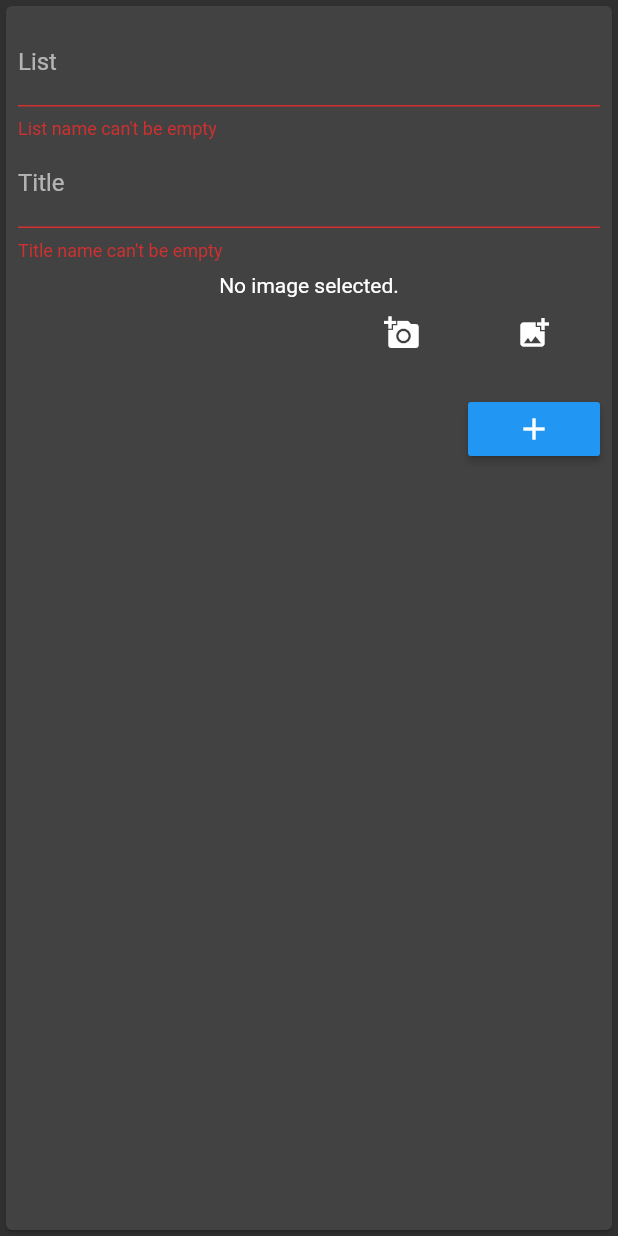
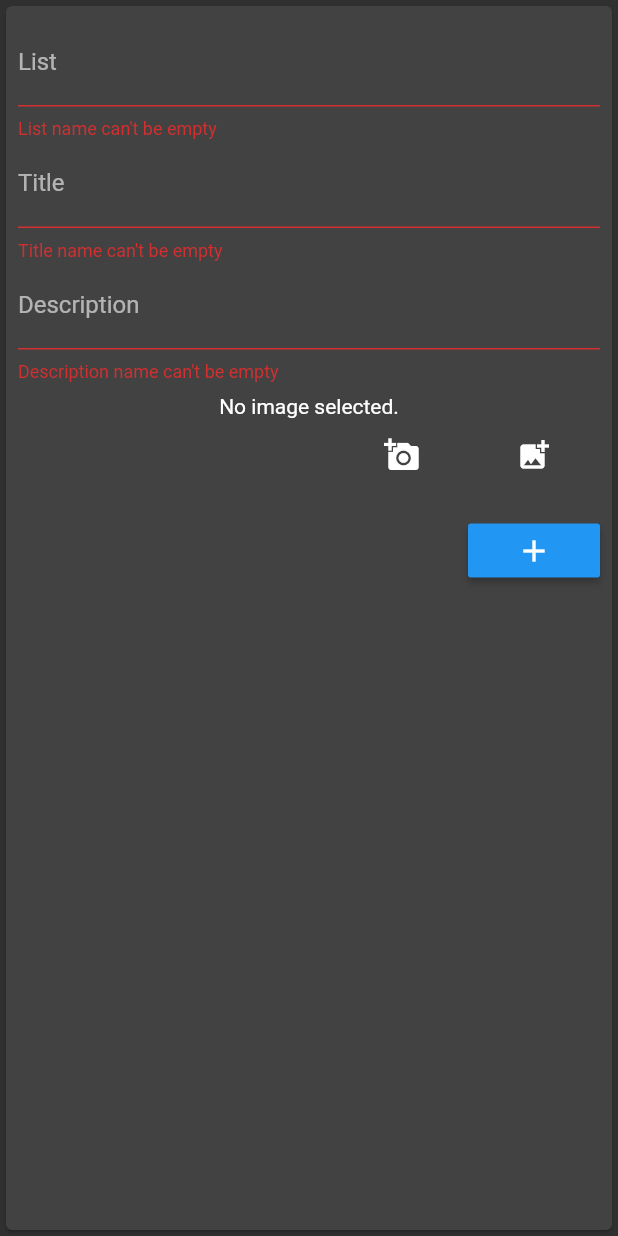
Before and after one commit to TylerSustare/flutter_lists, a Flutter app: the AddItemToList widget shown alone on an empty page, opened directly, after a tap on the "add" icon, on a phone screen of 412 x 824 dp. Run offline on Flutter 3.47's test engine with Material 2 defaults, Android fonts, the phone set to English and light mode, and no system bars; our stand-ins replace cloud_firestore, firebase_analytics, firebase_auth, firebase_storage, google_sign_in, image_picker; missing offline and left inert: home_indicator; accounts and stored records are empty; network calls fail.

Commit message:
saves imges on the items

```diff
--- a/lib/app_state.dart
+++ b/lib/app_state.dart
@@ -2,7 +2,7 @@ import 'package:flutter/material.dart';
 
 class AppState extends ChangeNotifier {
   int counter = 0;
-  String title = 'Flutter Demo Home Page';
+  String title = 'Welcome to Lists!';
   String activeList;
   String activeItem;
 
--- a/lib/services/models/item.dart
+++ b/lib/services/models/item.dart
@@ -1,13 +1,23 @@
 class Item {
   String title;
-  String fileKey;
+  String imageKey;
+  String description;
 
-  Item({this.title, this.fileKey});
+  Item({this.title, this.imageKey, this.description});
 
   factory Item.fromMap(Map data) {
     return Item(
       title: data['title'] ?? '',
-      fileKey: data['fileKey'] ?? '',
+      imageKey: data['imageKey'] ?? '',
+      description: data['description'] ?? '',
     );
   }
+
+  Map<String, dynamic> toMap() {
+    return {
+      'title': title ?? '',
+      'imageKey': imageKey ?? '',
+      'description': description ?? '',
+    };
+  }
 }
--- a/lib/shared/add_list_item_form.dart
+++ b/lib/shared/add_list_item_form.dart
@@ -18,6 +18,7 @@ class AddItemToListState extends State<AddItemToList> {
   final _formKey = GlobalKey<FormState>();
   final listController = TextEditingController();
   final titleController = TextEditingController();
+  final descriptionController = TextEditingController();
 
   File _image;
   Future getImage() async {
@@ -73,6 +74,16 @@ class AddItemToListState extends State<AddItemToList> {
                   return null;
                 },
               ),
+              TextFormField(
+                controller: descriptionController,
+                decoration: InputDecoration(labelText: 'Description'),
+                validator: (value) {
+                  if (value.isEmpty) {
+                    return 'Description name can\'t be empty';
+                  }
+                  return null;
+                },
+              ),
               Padding(
                 padding: const EdgeInsets.fromLTRB(0, 8.0, 0, 0),
                 child: Row(
@@ -101,7 +112,7 @@ class AddItemToListState extends State<AddItemToList> {
                         if (_image != null) {
                           try {
                             final StorageReference ref = FirebaseStorage().ref().child('/${user.uid}/$imageKey');
-                            ref.putFile(_image); // ? will this use the background?
+                            ref.putFile(_image); //? uploads in the background b/c firebase storage is slow AF
                             //! the following is how to wait for the file to upload
                             // final StorageUploadTask uploadTask = ref.putFile(_image);
                             // await uploadTask.onComplete;
@@ -114,6 +125,7 @@ class AddItemToListState extends State<AddItemToList> {
                           formKey: _formKey,
                           titleController: titleController,
                           listController: listController,
+                          descriptionController: descriptionController,
                           user: user,
                           imageKey: _image != null ? imageKey : null,
                         );
@@ -141,6 +153,7 @@ Future<void> validateAndSave({
   FirebaseUser user,
   TextEditingController listController,
   TextEditingController titleController,
+  TextEditingController descriptionController,
   String imageKey,
 }) async {
   if (formKey.currentState.validate()) {
@@ -156,6 +169,7 @@ Future<void> validateAndSave({
         uid: user.uid,
         list: listController.text.trim(),
         title: titleController.text.trim(),
+        description: descriptionController.text.trim(),
         imageKey: imageKey,
       );
     } catch (e) {
--- a/lib/shared/collection.dart
+++ b/lib/shared/collection.dart
@@ -31,7 +31,9 @@ class Collection extends StatelessWidget {
                     Provider.of<AppState>(context, listen: false).setActiveItem(itemId: lists[index].data['title']);
                     Navigator.pushNamed(context, '/detail');
                   },
-                  // trailing: ImageDetail( uid: uid, imageKey: lists[index].data['imageKey'],),
+                  trailing: lists[index].data['imageKey'] != null
+                      ? ImageDetail(uid: uid, imageKey: lists[index].data['imageKey'])
+                      : SizedBox.shrink(),
                 ),
                 background: Container(color: Colors.red),
                 confirmDismiss: (DismissDirection direction) async {
--- a/lib/views/login.dart
+++ b/lib/views/login.dart
@@ -37,7 +37,7 @@ class LoginScreenState extends State<LoginScreen> {
             ),
             Text(
               'Login to Start',
-              style: Theme.of(context).textTheme.headline,
+              style: Theme.of(context).textTheme.headline5,
               textAlign: TextAlign.center,
             ),
             Text('Your Tagline'),
@@ -62,9 +62,7 @@ class LoginButton extends StatelessWidget {
   final String text;
   final Function loginMethod;
 
-  const LoginButton(
-      {Key key, this.text, this.icon, this.color, this.loginMethod})
-      : super(key: key);
+  const LoginButton({Key key, this.text, this.icon, this.color, this.loginMethod}) : super(key: key);
 
   @override
   Widget build(BuildContext context) {
```
Also changed, not shown: lib/services/list.dart (+13 -9 lines), lib/shared/detail.dart (+11 -6 lines), 1 other file.
